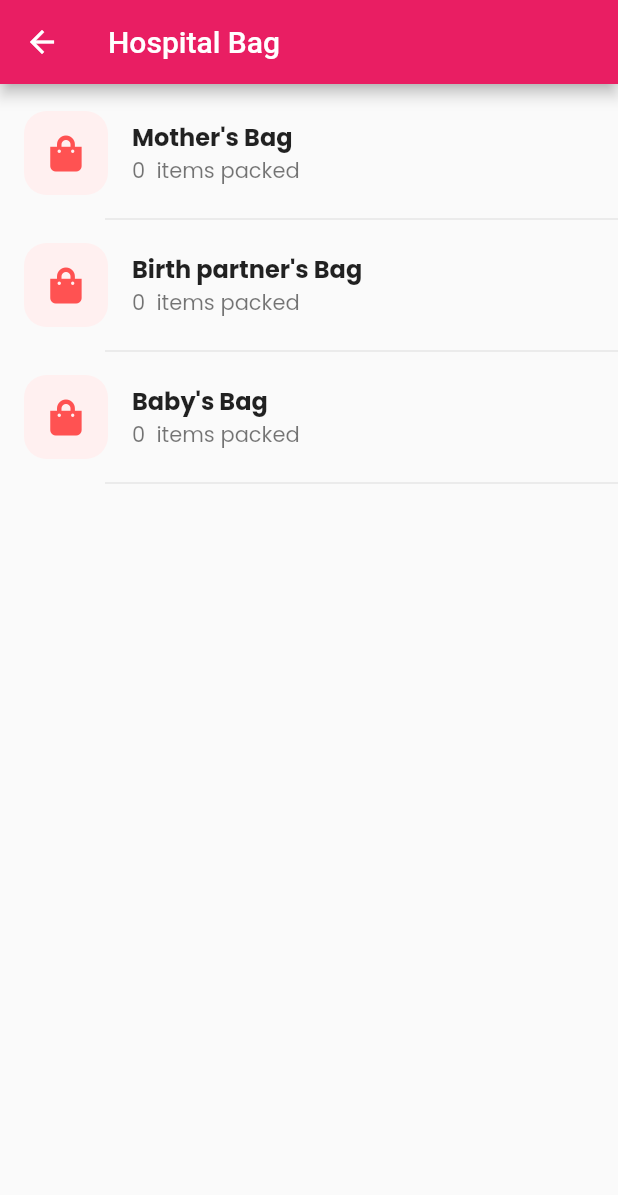
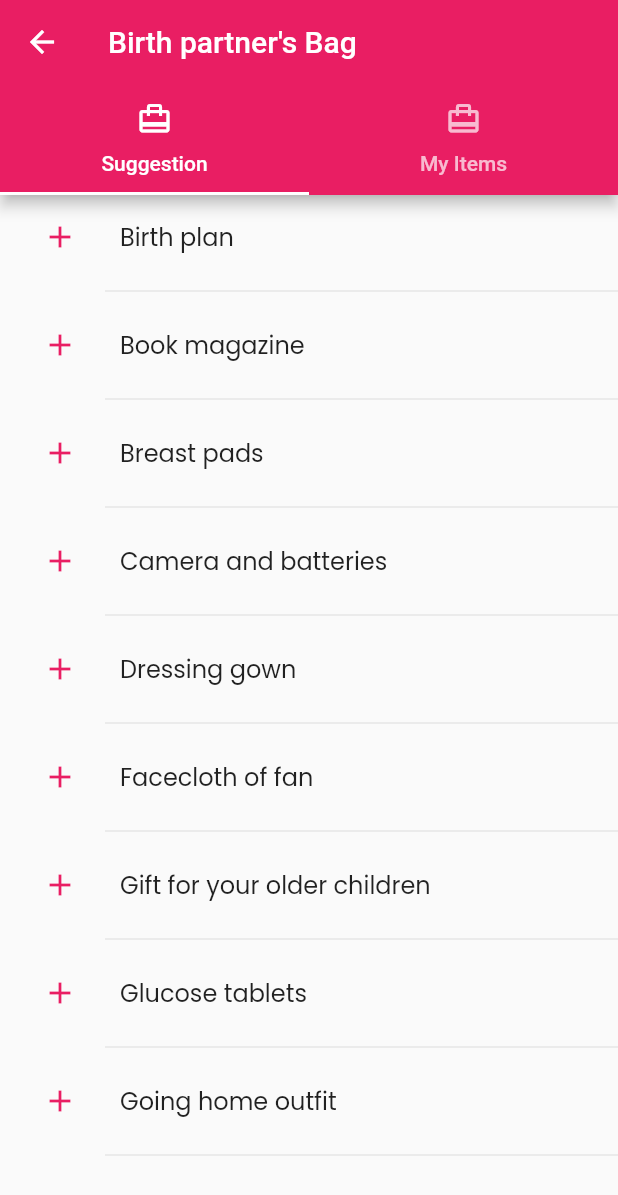
Before and after one commit to qlicue-digital-agency-ltd/aunty-rafiki, a Flutter app: the HospitalBagPage screen opened by its route, after a tap on "Birth partner's Bag", on a phone screen of 412 x 824 dp. Shown: the top 1195 px of the screen. Run offline on Flutter 3.47's test engine with Material 2 defaults, Android fonts, the phone set to English and light mode, and no system bars; our stand-ins replace audioplayers, cloud_firestore, date_time_picker, firebase_auth, firebase_core, firebase_storage and 9 more; missing offline and left inert: multi_image_picker; accounts and stored records are empty; network calls fail.

Commit message:
hospital bag design

```diff
--- /dev/null
+++ b/lib/models/bag_item.dart
@@ -0,0 +1,65 @@
+import 'package:flutter/foundation.dart';
+
+class BagItem {
+  final int id;
+  final String name;
+  final String owner;
+  bool isPacked;
+
+  BagItem({
+    @required this.id,
+    @required this.name,
+    @required this.isPacked,
+    @required this.owner,
+  });
+}
+
+List<BagItem> motherBag = <BagItem>[
+  BagItem(id: 1, name: 'Birth plan', isPacked: false, owner: "mother"),
+  BagItem(id: 2, name: 'Book magazine', isPacked: false, owner: "mother"),
+  BagItem(id: 3, name: 'Breast pads', isPacked: false, owner: "mother"),
+  BagItem(
+      id: 4, name: 'Camera and batteries', isPacked: false, owner: "mother"),
+  BagItem(id: 5, name: 'Dressing gown', isPacked: false, owner: "mother"),
+  BagItem(id: 6, name: 'Facecloth of fan', isPacked: false, owner: "mother"),
+  BagItem(
+      id: 7,
+      name: 'Gift for your older children',
+      isPacked: false,
+      owner: "mother"),
+  BagItem(id: 8, name: 'Glucose tablets', isPacked: false, owner: "mother"),
+  BagItem(id: 9, name: 'Going home outfit', isPacked: false, owner: "mother"),
+];
+
+List<BagItem> partnerBag = <BagItem>[
+  BagItem(id: 1, name: 'Birth plan', isPacked: false, owner: "partner"),
+  BagItem(id: 2, name: 'Book magazine', isPacked: false, owner: "partner"),
+  BagItem(id: 3, name: 'Breast pads', isPacked: false, owner: "partner"),
+  BagItem(
+      id: 4, name: 'Camera and batteries', isPacked: false, owner: "partner"),
+  BagItem(id: 5, name: 'Dressing gown', isPacked: false, owner: "partner"),
+  BagItem(id: 6, name: 'Facecloth of fan', isPacked: false, owner: "partner"),
+  BagItem(
+      id: 7,
+      name: 'Gift for your older children',
+      isPacked: false,
+      owner: "partner"),
+  BagItem(id: 8, name: 'Glucose tablets', isPacked: false, owner: "partner"),
+  BagItem(id: 9, name: 'Going home outfit', isPacked: false, owner: "partner"),
+];
+
+List<BagItem> babyBag = <BagItem>[
+  BagItem(id: 1, name: 'Birth plan', isPacked: false, owner: "baby"),
+  BagItem(id: 2, name: 'Book magazine', isPacked: false, owner: "baby"),
+  BagItem(id: 3, name: 'Breast pads', isPacked: false, owner: "baby"),
+  BagItem(id: 4, name: 'Camera and batteries', isPacked: false, owner: "baby"),
+  BagItem(id: 5, name: 'Dressing gown', isPacked: false, owner: "baby"),
+  BagItem(id: 6, name: 'Facecloth of fan', isPacked: false, owner: "baby"),
+  BagItem(
+      id: 7,
+      name: 'Gift for your older children',
+      isPacked: false,
+      owner: "baby"),
+  BagItem(id: 8, name: 'Glucose tablets', isPacked: false, owner: "baby"),
+  BagItem(id: 9, name: 'Going home outfit', isPacked: false, owner: "baby"),
+];
--- /dev/null
+++ b/lib/views/pages/hospital_bag_detail_page.dart
@@ -0,0 +1,81 @@
+import 'package:aunty_rafiki/models/bag_item.dart';
+import 'package:flutter/material.dart';
+
+class HospitalBagDetailPage extends StatelessWidget {
+  final String title;
+  final List<BagItem> bagItmes;
+
+  const HospitalBagDetailPage(
+      {Key key, @required this.title, @required this.bagItmes})
+      : super(key: key);
+  @override
+  Widget build(BuildContext context) {
+    return DefaultTabController(
+      length: 2,
+      child: Scaffold(
+        appBar: AppBar(
+          title: Text(title),
+          bottom: TabBar(
+            onTap: (index) {
+              // Tab index when user select it, it start from zero
+            },
+            tabs: [
+              Tab(
+                icon: Icon(Icons.card_travel),
+                text: 'Suggestion',
+              ),
+              Tab(
+                icon: Icon(Icons.card_travel),
+                text: 'My Items',
+              ),
+            ],
+          ),
+        ),
+        body: TabBarView(
+          children: [
+            ListView.builder(
+              itemBuilder: (_, index) {
+                return Column(
+                  children: [
+                    ListTile(
+                      leading: IconButton(
+                          tooltip: 'add',
+                          icon: Icon(
+                            Icons.add,
+                            color: Colors.pink,
+                          ),
+                          onPressed: () {}),
+                      title: Text(bagItmes[index].name),
+                    ),
+                    Divider(indent: 70)
+                  ],
+                );
+              },
+              itemCount: bagItmes.length,
+            ),
+            ListView.builder(
+              itemBuilder: (_, index) {
+                return Column(
+                  children: [
+                    ListTile(
+                      leading: IconButton(
+                          tooltip: 'delete',
+                          icon: Icon(
+                            Icons.delete,
+                            color: Colors.pink,
+                          ),
+                          onPressed: () {}),
+                      title: Text(bagItmes[index].name),
+                    ),
+                    Divider(indent: 70)
+                  ],
+                );
+              },
+              itemCount: bagItmes.length,
+            ),
+          ],
+        ),
+      ),
+    );
+  }
+}
--- a/lib/views/pages/hospital_bag_page.dart
+++ b/lib/views/pages/hospital_bag_page.dart
@@ -1,4 +1,6 @@
+import 'package:aunty_rafiki/models/bag_item.dart';
 import 'package:aunty_rafiki/views/components/tiles/hospital_bag_tile.dart';
+import 'package:aunty_rafiki/views/pages/hospital_bag_detail_page.dart';
 import 'package:flutter/material.dart';
 import 'package:font_awesome_flutter/font_awesome_flutter.dart';
 
@@ -12,19 +14,43 @@ class HospitalBagPage extends StatelessWidget {
           SizedBox(height: 10),
           HospitalBagTile(
             icon: FontAwesomeIcons.shoppingBag,
-            onTap: () {},
+            onTap: () {
+              Navigator.push(
+                  context,
+                  MaterialPageRoute(
+                      builder: (_) => HospitalBagDetailPage(
+                            title: "Mother's Bag",
+                            bagItmes: motherBag,
+                          )));
+            },
             subtitle: "0  items packed",
             title: "Mother's Bag",
           ),
           HospitalBagTile(
             icon: FontAwesomeIcons.shoppingBag,
-            onTap: () {},
+            onTap: () {
+              Navigator.push(
+                  context,
+                  MaterialPageRoute(
+                      builder: (_) => HospitalBagDetailPage(
+                            title: "Birth partner's Bag",
+                            bagItmes: partnerBag,
+                          )));
+            },
             subtitle: "0  items packed",
             title: "Birth partner's Bag",
           ),
           HospitalBagTile(
             icon: FontAwesomeIcons.shoppingBag,
-            onTap: () {},
+            onTap: () {
+              Navigator.push(
+                  context,
+                  MaterialPageRoute(
+                      builder: (_) => HospitalBagDetailPage(
+                            title: "Baby's Bag",
+                            bagItmes: babyBag,
+                          )));
+            },
             subtitle: "0  items packed",
             title: "Baby's Bag",
           ),
```
